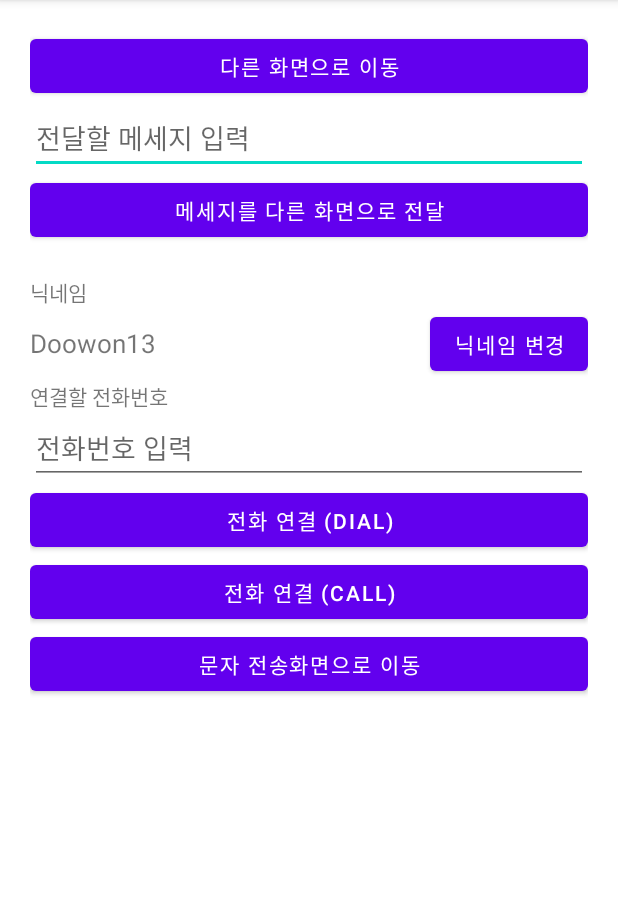
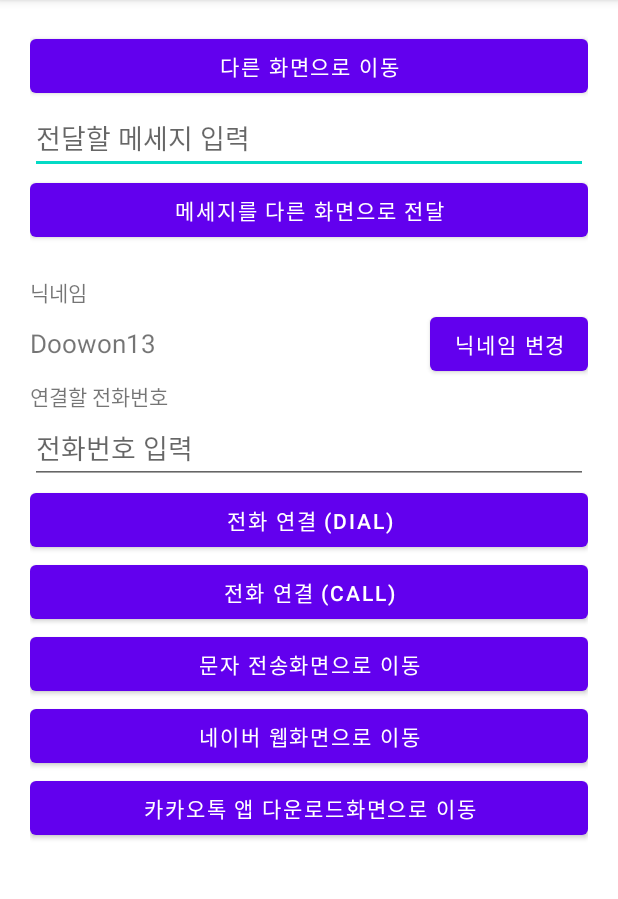
Before and after one commit to doowon13/IntentPractice_Doowon, an Android app: the screen it shows after launch (MainActivity), on a phone screen of 412 x 824 dp, the part 84-983 px from its top. Run offline under Robolectric (Android 15) with nearby library versions, the phone set to English and light mode, and no system bars.

Commit message:
VIEW액션 예제 1. 인터넷 링크 2. 플레이스토어 상세화면 링크

```diff
--- a/app/src/main/java/com/pluto/intentpractice_doowon/MainActivity.kt
+++ b/app/src/main/java/com/pluto/intentpractice_doowon/MainActivity.kt
@@ -13,6 +13,20 @@ class MainActivity : AppCompatActivity() {
     override fun onCreate(savedInstanceState: Bundle?) {
         super.onCreate(savedInstanceState)
         setContentView(R.layout.activity_main)
+
+        naverWebBtn.setOnClickListener {
+
+            val myUri = Uri.parse("http://naver.com/")
+            val myIntent = Intent(Intent.ACTION_VIEW, myUri)
+            startActivity(myIntent)
+        }
+
+        kakaoStoreBtn.setOnClickListener {
+
+            val myUri = Uri.parse("market://details?id=com.kakao.talk")
+            val myIntent = Intent(Intent.ACTION_VIEW, myUri)
+            startActivity(myIntent)
+        }
 
         smsBtn.setOnClickListener {
 
--- a/app/src/main/res/layout/activity_main.xml
+++ b/app/src/main/res/layout/activity_main.xml
@@ -88,5 +88,17 @@
         android:layout_height="wrap_content"
         android:text="문자 전송화면으로 이동" />
 
+    <Button
+        android:id="@+id/naverWebBtn"
+        android:layout_width="match_parent"
+        android:layout_height="wrap_content"
+        android:text="네이버 웹화면으로 이동" />
+
+    <Button
+        android:id="@+id/kakaoStoreBtn"
+        android:layout_width="match_parent"
+        android:layout_height="wrap_content"
+        android:text="카카오톡 앱 다운로드화면으로 이동" />
+
 
 </LinearLayout>
```
